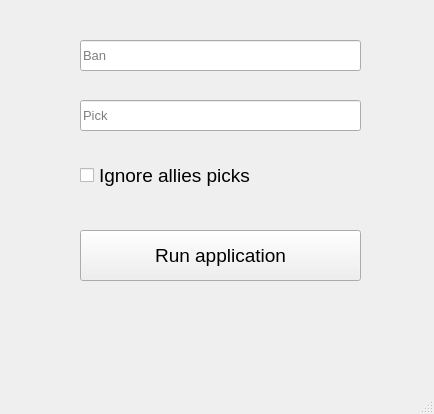
Old version of the form Instalok_ENG/instalok.ui in the repository LukIvan8/Instalok.
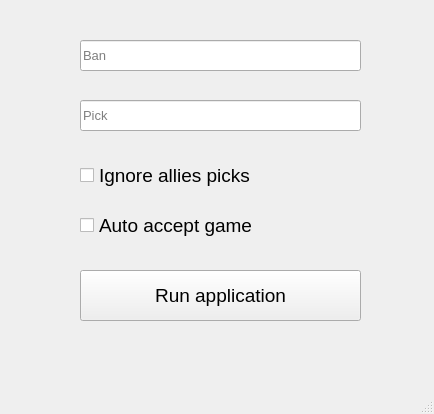
New version of the form.

What changed in the file:
```diff
--- a/Instalok_ENG/instalok.ui
+++ b/Instalok_ENG/instalok.ui
@@ -66,7 +66,7 @@
     <property name="geometry">
      <rect>
       <x>80</x>
-      <y>230</y>
+      <y>270</y>
       <width>281</width>
       <height>51</height>
      </rect>
@@ -98,6 +98,24 @@
      <string>Ignore allies picks</string>
     </property>
    </widget>
+   <widget class="QCheckBox" name="accept">
+    <property name="geometry">
+     <rect>
+      <x>80</x>
+      <y>210</y>
+      <width>271</width>
+      <height>31</height>
+     </rect>
+    </property>
+    <property name="font">
+     <font>
+      <pointsize>14</pointsize>
+     </font>
+    </property>
+    <property name="text">
+     <string>Auto accept game</string>
+    </property>
+   </widget>
   </widget>
   <widget class="QMenuBar" name="menubar">
    <property name="geometry">
```
